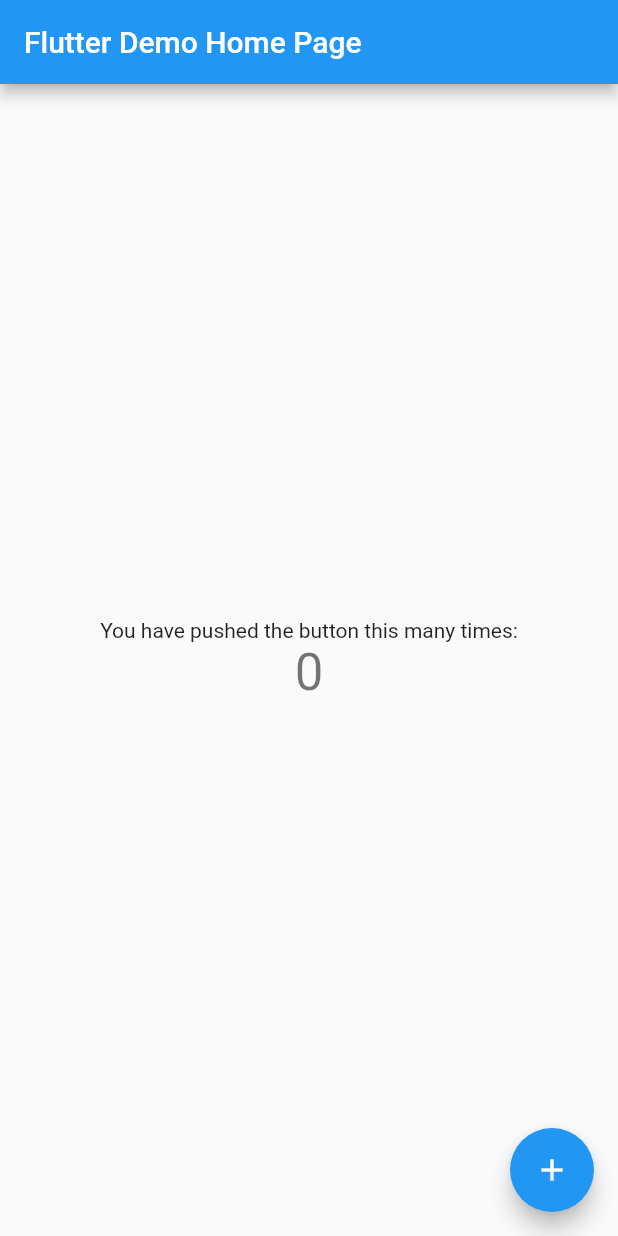
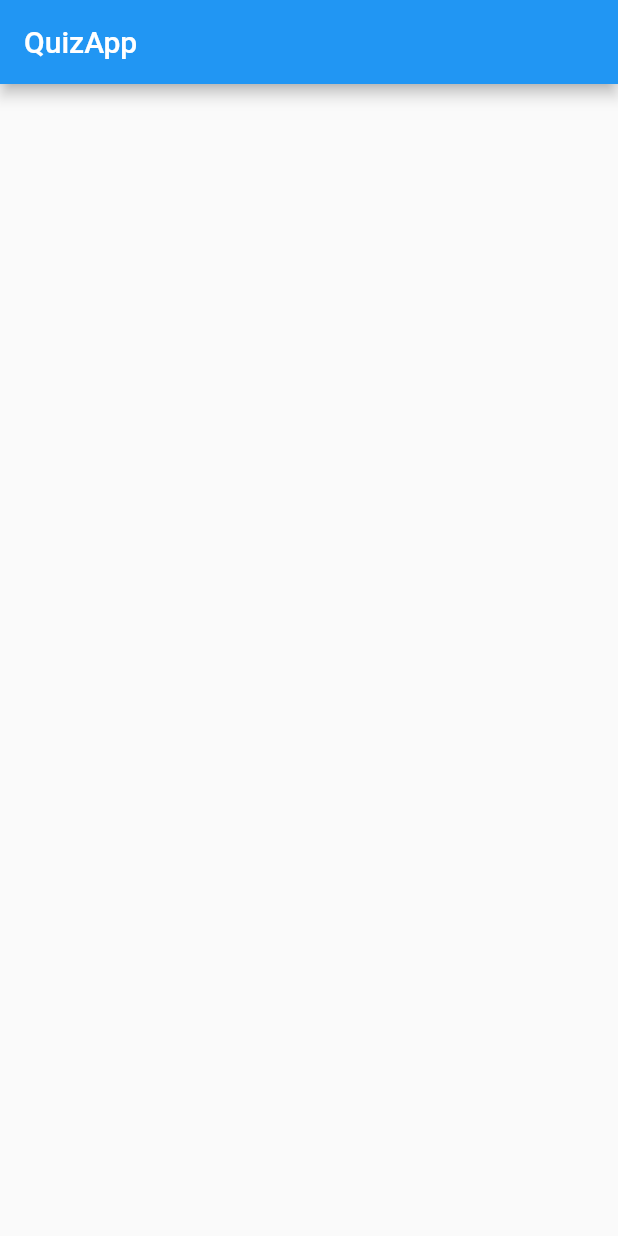
Before and after one commit to Rahulshahare/quizapp, a Flutter app: the screen it shows after launch, on a phone screen of 412 x 824 dp. Run offline on Flutter 3.47's test engine with Material 2 defaults, Android fonts, the phone set to English and light mode, and no system bars.

Commit message:
Building Question app UI.

```diff
--- a/lib/main.dart
+++ b/lib/main.dart
@@ -11,107 +11,35 @@ class MyApp extends StatelessWidget {
     return MaterialApp(
       title: 'Flutter Demo',
       theme: ThemeData(
-        // This is the theme of your application.
-        //
-        // Try running your application with "flutter run". You'll see the
-        // application has a blue toolbar. Then, without quitting the app, try
-        // changing the primarySwatch below to Colors.green and then invoke
-        // "hot reload" (press "r" in the console where you ran "flutter run",
-        // or simply save your changes to "hot reload" in a Flutter IDE).
-        // Notice that the counter didn't reset back to zero; the application
-        // is not restarted.
-        primarySwatch: Colors.blue,
-        // This makes the visual density adapt to the platform that you run
-        // the app on. For desktop platforms, the controls will be smaller and
-        // closer together (more dense) than on mobile platforms.
         visualDensity: VisualDensity.adaptivePlatformDensity,
       ),
-      home: MyHomePage(title: 'Flutter Demo Home Page'),
+      home: QuizPage(),
     );
   }
 }
 
-class MyHomePage extends StatefulWidget {
-  MyHomePage({Key key, this.title}) : super(key: key);
-
-  // This widget is the home page of your application. It is stateful, meaning
-  // that it has a State object (defined below) that contains fields that affect
-  // how it looks.
-
-  // This class is the configuration for the state. It holds the values (in this
-  // case the title) provided by the parent (in this case the App widget) and
-  // used by the build method of the State. Fields in a Widget subclass are
-  // always marked "final".
-
-  final String title;
-
+class QuizPage extends StatefulWidget {
   @override
-  _MyHomePageState createState() => _MyHomePageState();
+  _QuizPageState createState() => _QuizPageState();
 }
 
-class _MyHomePageState extends State<MyHomePage> {
-  int _counter = 0;
-
-  void _incrementCounter() {
-    setState(() {
-      // This call to setState tells the Flutter framework that something has
-      // changed in this State, which causes it to rerun the build method below
-      // so that the display can reflect the updated values. If we changed
-      // _counter without calling setState(), then the build method would not be
-      // called again, and so nothing would appear to happen.
-      _counter++;
-    });
-  }
-
+class _QuizPageState extends State<QuizPage> {
   @override
   Widget build(BuildContext context) {
-    // This method is rerun every time setState is called, for instance as done
-    // by the _incrementCounter method above.
-    //
-    // The Flutter framework has been optimized to make rerunning build methods
-    // fast, so that you can just rebuild anything that needs updating rather
-    // than having to individually change instances of widgets.
     return Scaffold(
       appBar: AppBar(
-        // Here we take the value from the MyHomePage object that was created by
-        // the App.build method, and use it to set our appbar title.
-        title: Text(widget.title),
+        title: Text('QuizApp'),
       ),
-      body: Center(
-        // Center is a layout widget. It takes a single child and positions it
-        // in the middle of the parent.
+      body: SafeArea(
         child: Column(
-          // Column is also a layout widget. It takes a list of children and
-          // arranges them vertically. By default, it sizes itself to fit its
-          // children horizontally, and tries to be as tall as its parent.
-          //
-          // Invoke "debug painting" (press "p" in the console, choose the
-          // "Toggle Debug Paint" action from the Flutter Inspector in Android
-          // Studio, or the "Toggle Debug Paint" command in Visual Studio Code)
-          // to see the wireframe for each widget.
-          //
-          // Column has various properties to control how it sizes itself and
-          // how it positions its children. Here we use mainAxisAlignment to
-          // center the children vertically; the main axis here is the vertical
-          // axis because Columns are vertical (the cross axis would be
-          // horizontal).
-          mainAxisAlignment: MainAxisAlignment.center,
           children: <Widget>[
-            Text(
-              'You have pushed the button this many times:',
-            ),
-            Text(
-              '$_counter',
-              style: Theme.of(context).textTheme.headline4,
-            ),
+            //TODO : a box is require to show question
+            //TODO : a true button
+            //TODO : a false button
+
           ],
         ),
       ),
-      floatingActionButton: FloatingActionButton(
-        onPressed: _incrementCounter,
-        tooltip: 'Increment',
-        child: Icon(Icons.add),
-      ), // This trailing comma makes auto-formatting nicer for build methods.
     );
   }
 }
```
Also changed, not shown: pubspec.yaml (+2 -43 lines).
